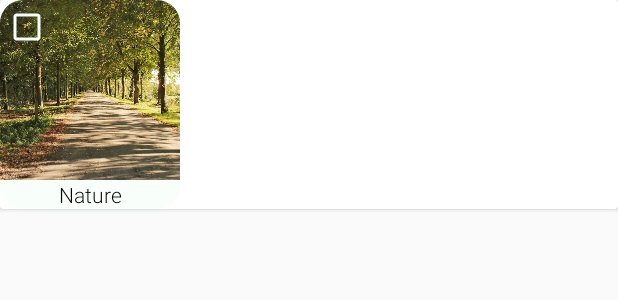
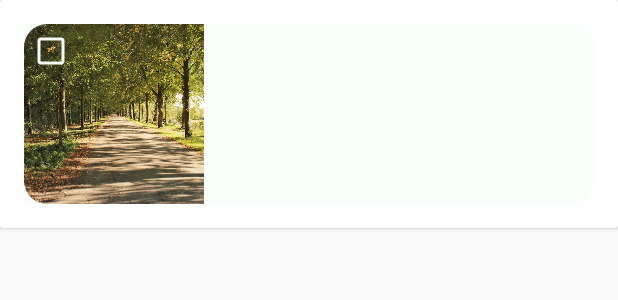
Before and after one commit to artemalo/AndroidMobile, an Android app: the layout item_view_category.xml on its own in the app's theme, with its tools: preview values and no code run, on a phone screen of 412 x 824 dp. Shown: the top 300 px of the screen. Run offline under Robolectric (Android 15) with nearby library versions, the phone set to English and light mode, and no system bars.

Commit message:
item_view_category.xml - done

```diff
--- a/app/src/main/res/drawable/card_category.xml
+++ b/app/src/main/res/drawable/card_category.xml
@@ -1,5 +1,5 @@
 <?xml version="1.0" encoding="utf-8"?>
 <shape xmlns:android="http://schemas.android.com/apk/res/android">
     <solid android:color="@color/white_green"/>
-    <corners android:radius="15dp" />
+    <corners android:topRightRadius="15dp" android:bottomRightRadius="15dp"/>
 </shape>
--- a/app/src/main/res/layout/activity_categories.xml
+++ b/app/src/main/res/layout/activity_categories.xml
@@ -70,14 +70,14 @@
     <ScrollView
         android:layout_width="match_parent"
         android:layout_height="0dp"
+        android:layout_marginTop="@dimen/margin_top"
+        android:layout_marginBottom="@dimen/margin_top"
         app:layout_constraintBottom_toTopOf="@+id/linearLayout2"
         app:layout_constraintTop_toBottomOf="@+id/from_to_info">
         <androidx.recyclerview.widget.RecyclerView
+            android:id="@+id/categories"
             android:layout_width="wrap_content"
-            android:layout_height="wrap_content">
-
-
-            </androidx.recyclerview.widget.RecyclerView>
+            android:layout_height="wrap_content"/>
     </ScrollView>
 
     <LinearLayout
--- a/app/src/main/res/layout/item_view_category.xml
+++ b/app/src/main/res/layout/item_view_category.xml
@@ -4,21 +4,22 @@
     android:layout_width="match_parent"
     android:layout_height="wrap_content">
     <androidx.constraintlayout.widget.ConstraintLayout
-        android:layout_width="wrap_content"
+        android:layout_width="match_parent"
         android:layout_height="wrap_content"
+        android:layout_margin="@dimen/margin_start_end"
         android:background="@drawable/card_category">
+
         <com.google.android.material.imageview.ShapeableImageView
-            android:id="@+id/imageViewNature"
-            android:clickable="true"
-            android:focusable="true"
+            android:id="@+id/imageCategory"
             android:layout_width="120dp"
             android:layout_height="120dp"
-            app:shapeAppearanceOverlay="@style/ImageCard"
-            android:contentDescription="@string/checknature"
             android:background="@drawable/nature1"
-            app:layout_constraintEnd_toEndOf="parent"
+            android:clickable="true"
+            android:contentDescription="@string/item_category"
+            android:focusable="true"
             app:layout_constraintStart_toStartOf="parent"
-            app:layout_constraintTop_toTopOf="parent"/>
+            app:layout_constraintTop_toTopOf="parent"
+            app:shapeAppearanceOverlay="@style/ImageCard" />
 
         <CheckBox
             android:clickable="false"
@@ -27,19 +28,34 @@
             android:layout_margin="2dp"
             android:buttonTint="@color/white_green"
             android:checked="false"
-            app:layout_constraintStart_toStartOf="@+id/imageViewNature"
-            app:layout_constraintTop_toTopOf="@+id/imageViewNature" />
+            app:layout_constraintStart_toStartOf="@+id/imageCategory"
+            app:layout_constraintTop_toTopOf="@+id/imageCategory" />
 
-        <TextView
-            android:layout_width="wrap_content"
-            android:layout_height="wrap_content"
-            android:fontFamily="sans-serif-light"
-            android:text="@string/nature"
-            android:textSize="@dimen/text_14sp"
-            android:textColor="@color/black"
-            app:layout_constraintEnd_toEndOf="@+id/imageViewNature"
-            app:layout_constraintStart_toStartOf="@+id/imageViewNature"
-            app:layout_constraintTop_toBottomOf="@+id/imageViewNature" />
+        <LinearLayout
+            android:layout_width="0dp"
+            android:layout_height="0dp"
+            android:orientation="vertical"
+            android:layout_margin="@dimen/margin_top"
+            app:layout_constraintBottom_toBottomOf="@+id/imageCategory"
+            app:layout_constraintEnd_toEndOf="parent"
+            app:layout_constraintStart_toEndOf="@+id/imageCategory"
+            app:layout_constraintTop_toTopOf="@+id/imageCategory">
+
+            <TextView
+                android:layout_width="match_parent"
+                android:layout_height="wrap_content"
+                android:fontFamily="sans-serif"
+                android:textColor="@color/black"
+                android:textSize="@dimen/text_14sp" />
+
+            <TextView
+                android:layout_width="match_parent"
+                android:layout_height="0dp"
+                android:layout_weight="1"
+                android:fontFamily="sans-serif-light"
+                android:textColor="@color/black"
+                android:textSize="@dimen/text_14sp" />
+        </LinearLayout>
 
     </androidx.constraintlayout.widget.ConstraintLayout>
 </androidx.cardview.widget.CardView>
--- a/app/src/main/res/values/strings.xml
+++ b/app/src/main/res/values/strings.xml
@@ -13,4 +13,5 @@
     <string name="next">Next</string>
     <string name="nature">Nature</string>
     <string name="checknature">CheckNature</string>
+    <string name="item_category">item category</string>
 </resources>
--- a/app/src/main/res/values/styles.xml
+++ b/app/src/main/res/values/styles.xml
@@ -17,7 +17,7 @@
     <style name="ImageCard" >
         <item name="cornerFamilyTopLeft">rounded</item>
         <item name="cornerSizeTopLeft">15dp</item>
-        <item name="cornerFamilyTopRight">rounded</item>
-        <item name="cornerSizeTopRight">15dp</item>
+        <item name="cornerFamilyBottomLeft">rounded</item>
+        <item name="cornerSizeBottomLeft">15dp</item>
     </style>
 </resources>
```
